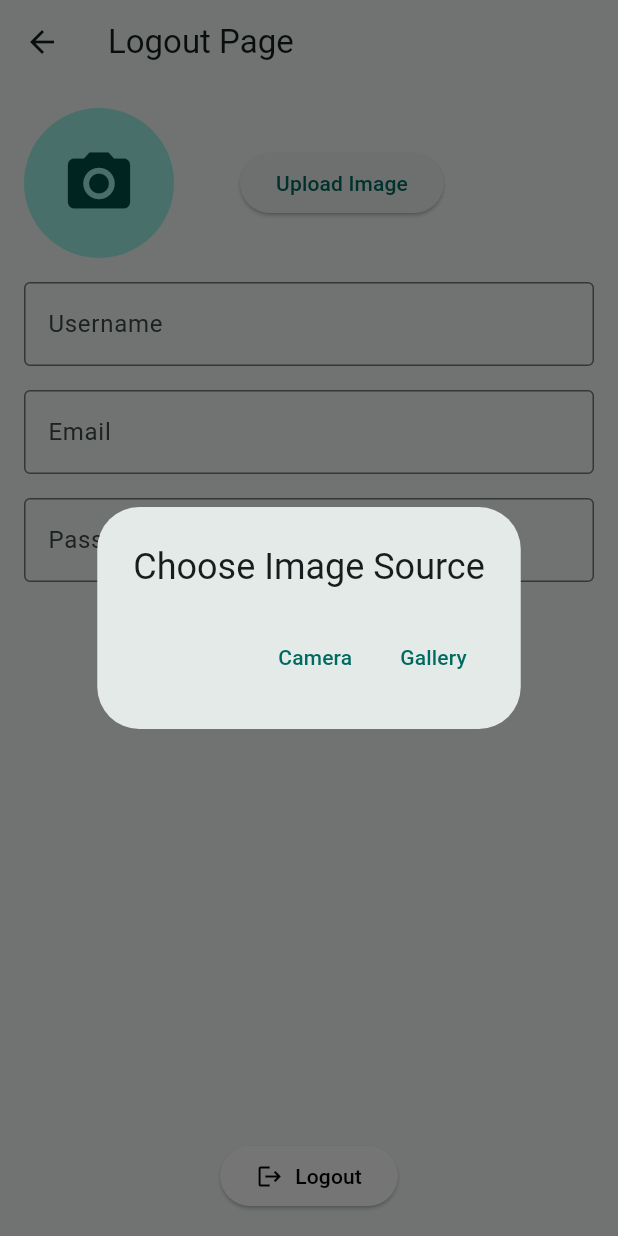
After one commit to Paduvana/yotsuba_mobile, a Flutter app: the LogoutPage screen opened directly, after a tap on the "camera alt" icon, on a phone screen of 412 x 824 dp. The commit adds this screen. Run offline on Flutter 3.47's test engine with Material 3 defaults, Android fonts, the phone set to English and light mode, and no system bars; our stand-ins replace image_picker.

```diff
--- /dev/null
+++ b/lib/logout_page.dart
@@ -0,0 +1,148 @@
+import 'dart:io';
+import 'package:flutter/material.dart';
+import 'package:image_picker/image_picker.dart';
+
+class LogoutPage extends StatefulWidget {
+  @override
+  _LogoutPageState createState() => _LogoutPageState();
+}
+
+class _LogoutPageState extends State<LogoutPage> {
+  File? _image;
+  final picker = ImagePicker();
+  String _userName = '';
+  String _email = '';
+  String _password = '';
+
+  Future<void> _pickImage() async {
+    final pickedFile = await showDialog<XFile>(
+      context: context,
+      builder: (context) {
+        return AlertDialog(
+          title: const Text('Choose Image Source'),
+          actions: [
+            TextButton(
+              onPressed: () async {
+                final pickedFile = await picker.pickImage(source: ImageSource.camera);
+                Navigator.of(context).pop(pickedFile);
+              },
+              child: const Text('Camera'),
+            ),
+            TextButton(
+              onPressed: () async {
+                final pickedFile = await picker.pickImage(source: ImageSource.gallery);
+                Navigator.of(context).pop(pickedFile);
+              },
+              child: const Text('Gallery'),
+            ),
+          ],
+        );
+      },
+    );
+
+    if (pickedFile != null) {
+      setState(() {
+        _image = File(pickedFile.path);
+      });
+    }
+  }
+
+  @override
+  Widget build(BuildContext context) {
+    return Scaffold(
+      appBar: AppBar(
+        title: const Text('Logout Page'),
+      ),
+      body: Padding(
+        padding: const EdgeInsets.all(16.0),
+        child: Column(
+          children: <Widget>[
+            Row(
+              mainAxisAlignment: MainAxisAlignment.start,
+              children: [
+                GestureDetector(
+                  onTap: _pickImage,
+                  child: CircleAvatar(
+                    radius: 50,
+                    backgroundImage: _image != null ? FileImage(_image!) : null,
+                    child: _image == null ? const Icon(Icons.camera_alt, size: 50) : null,
+                  ),
+                ),
+                const SizedBox(width: 44), // Space between avatar and button
+                ElevatedButton(
+                  onPressed: _pickImage,
+                  child: const Text('Upload Image'),
+                ),
+              ],
+            ),
+            const SizedBox(height: 16),
+            TextField(
+              decoration: InputDecoration(
+                labelText: 'Username',
+                border: OutlineInputBorder(),
+              ),
+              onChanged: (value) {
+                setState(() {
+                  _userName = value; // Update the username when typed
+                });
+              },
+            ),
+            const SizedBox(height: 16),
+            TextField(
+              decoration: InputDecoration(
+                labelText: 'Email',
+                border: OutlineInputBorder(),
+              ),
+              onChanged: (value) {
+                setState(() {
+                  _email = value; // Update the email when typed
+                });
+              },
+            ),
+            const SizedBox(height: 16),
+            TextField(
+              decoration: InputDecoration(
+                labelText: 'Password',
+                border: OutlineInputBorder(),
+              ),
+              obscureText: true, // Hide the password input
+              onChanged: (value) {
+                setState(() {
+                  _password = value; // Update the password when typed
+                });
+              },
+            ),
+            const SizedBox(height: 16),
+            ElevatedButton(
+              onPressed: () {
+                // Handle update action (e.g., save user info)
+                ScaffoldMessenger.of(context).showSnackBar(
+                  const SnackBar(content: Text('Profile updated successfully!')),
+                );
+              },
+              style: ElevatedButton.styleFrom(backgroundColor: Colors.blueAccent,
+              foregroundColor: Colors.white),
+              child: const Text('Update'),
+            ),
+            const Spacer(), // Push the Logout button to the bottom
+            ElevatedButton(
+              onPressed: () {
+                // Handle logout action (e.g., save data)
+                Navigator.pop(context);
+              },
+              style: ElevatedButton.styleFrom(backgroundColor: Colors.white),
+              child: Row(
+                mainAxisSize: MainAxisSize.min,
+                children: const [
+                  Icon(Icons.logout, color: Colors.black), // Logout icon
+                  SizedBox(width: 8), // Space between icon and text
+                  Text('Logout', style: TextStyle(color: Colors.black)), // Logout text
+                ],
+              ),
+            ),
+          ],
+        ),
+      ),
+    );
+  }
+}
--- a/pubspec.yaml
+++ b/pubspec.yaml
@@ -19,7 +19,7 @@ publish_to: 'none' # Remove this line if you wish to publish to pub.dev
 version: 1.0.0+1
 
 environment:
-  sdk: ^3.5.3
+  sdk: ">=3.5.3 <4.0.0"
 
 # Dependencies specify other packages that your package needs in order to work.
 # To automatically upgrade your package dependencies to the latest versions
@@ -30,7 +30,7 @@ environment:
 dependencies:
   flutter:
     sdk: flutter
-
+  image_picker: ^0.8.5+3
 
   # The following adds the Cupertino Icons font to your application.
   # Use with the CupertinoIcons class for iOS style icons.
```
Also changed, not shown: lib/HomePage.dart (+71 -0 lines), pubspec.lock, 11 other files.
